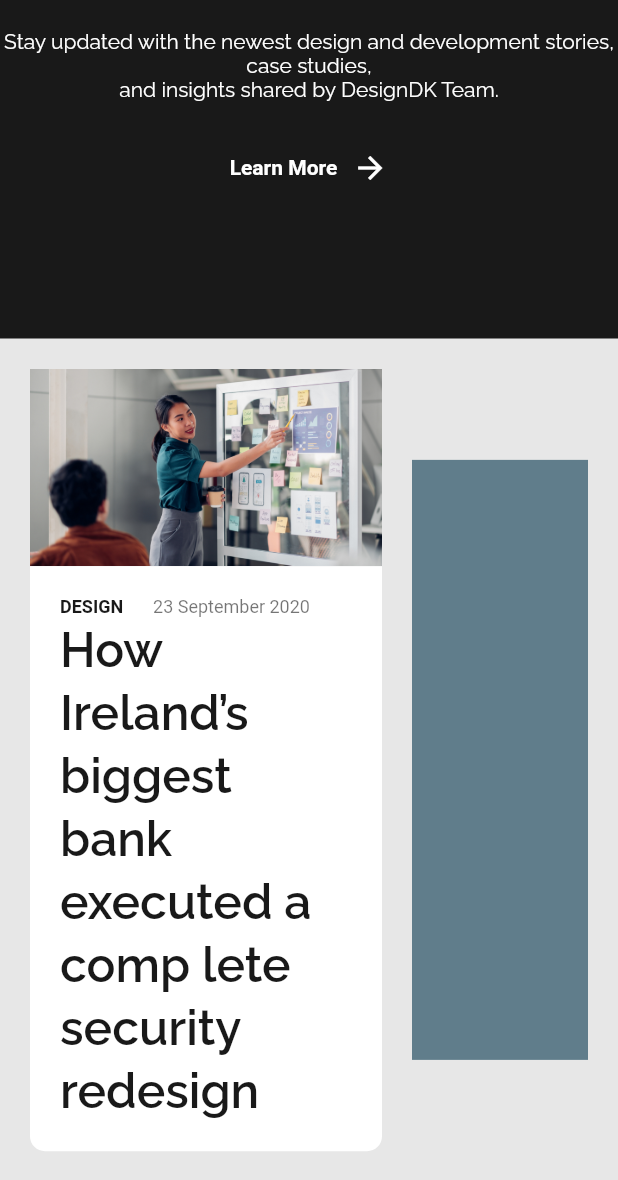
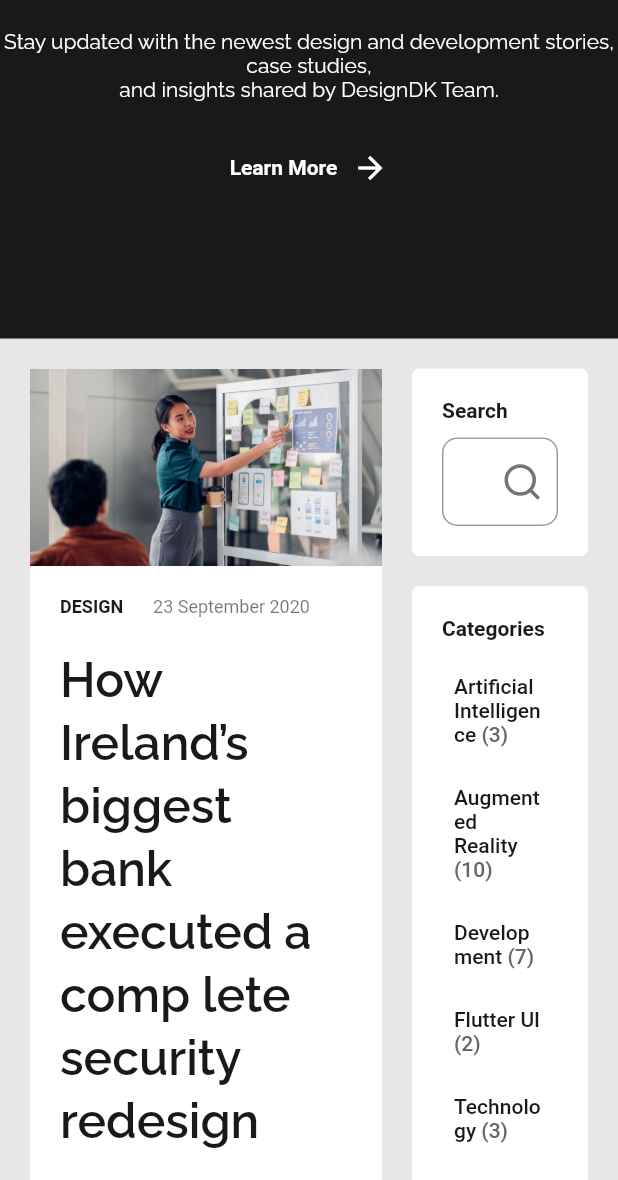
Before and after one commit to JakeSeo/blog, a Flutter app: the screen it shows after launch, scrolled down 137 dp, on a phone screen of 412 x 824 dp, the part 56-1236 px from its top. Run offline on Flutter 3.47's test engine with Material 2 defaults, Android fonts, the phone set to English and light mode, and no system bars; our stand-ins replace flutter_svg, get.

Commit message:
done with the tutorial for the website itself, started with responsive design

```diff
--- a/lib/controllers/MenuController.dart
+++ b/lib/controllers/MenuController.dart
@@ -1,12 +1,23 @@
+import 'package:flutter/material.dart';
 import 'package:get/get_state_manager/get_state_manager.dart';
 import 'package:get/state_manager.dart';
 
 class MenuController extends GetxController {
   RxInt _selectedIndex = 0.obs;
+  GlobalKey<ScaffoldState> _scaffoldKey = GlobalKey<ScaffoldState>();
   int get selectedIndex => _selectedIndex.value;
 
   List<String> get menuItems =>
       ["Cases", "Services", "About Us", "Careers", "Blog", "Contact"];
+  GlobalKey<ScaffoldState> get scaffoldkey => _scaffoldKey;
+
+  void openOrCloseDrawer() {
+    if (_scaffoldKey.currentState.isDrawerOpen) {
+      _scaffoldKey.currentState.openEndDrawer();
+    } else {
+      _scaffoldKey.currentState.openDrawer();
+    }
+  }
 
   void setMenuIndex(int index) {
     _selectedIndex.value = index;
--- /dev/null
+++ b/lib/screens/home/components/blog_post.dart
@@ -0,0 +1,120 @@
+import 'package:flutter/material.dart';
+import 'package:flutter_svg/svg.dart';
+import 'package:news/models/Blog.dart';
+
+import '../../../constants.dart';
+
+class BlogPostCard extends StatelessWidget {
+  final Blog blog;
+  const BlogPostCard({
+    Key key,
+    @required this.blog,
+  }) : super(key: key);
+
+  @override
+  Widget build(BuildContext context) {
+    return Padding(
+      padding: const EdgeInsets.only(bottom: kDefaultPadding),
+      child: Column(
+        children: [
+          AspectRatio(
+            aspectRatio: 1.78,
+            child: Image.asset(
+              blog.image,
+            ),
+          ),
+          Container(
+            padding: EdgeInsets.all(kDefaultPadding),
+            decoration: BoxDecoration(
+              color: Colors.white,
+              borderRadius: BorderRadius.only(
+                bottomLeft: Radius.circular(10),
+                bottomRight: Radius.circular(10),
+              ),
+            ),
+            child: Column(
+              crossAxisAlignment: CrossAxisAlignment.start,
+              children: [
+                Row(
+                  children: [
+                    Text(
+                      "Design".toUpperCase(),
+                      style: TextStyle(
+                        color: kDarkBlackColor,
+                        fontSize: 12,
+                        fontWeight: FontWeight.bold,
+                      ),
+                    ),
+                    SizedBox(width: kDefaultPadding),
+                    Text(
+                      blog.date,
+                      style: Theme.of(context).textTheme.caption,
+                    ),
+                  ],
+                ),
+                Padding(
+                  padding:
+                      const EdgeInsets.symmetric(vertical: kDefaultPadding),
+                  child: Text(
+                    blog.title,
+                    style: TextStyle(
+                      fontSize: 32,
+                      fontFamily: "Raleway",
+                      color: kDarkBlackColor,
+                      height: 1.3,
+                      fontWeight: FontWeight.w600,
+                    ),
+                  ),
+                ),
+                Text(
+                  blog.description,
+                  maxLines: 4,
+                  style: TextStyle(height: 1.5),
+                ),
+                SizedBox(height: kDefaultPadding),
+                Row(
+                  children: [
+                    TextButton(
+                      onPressed: () {},
+                      child: Container(
+                        padding: EdgeInsets.only(bottom: kDefaultPadding / 4),
+                        decoration: BoxDecoration(
+                          border: Border(
+                            bottom: BorderSide(
+                              color: kPrimaryColor,
+                              width: 3,
+                            ),
+                          ),
+                        ),
+                        child: Text(
+                          "Read More",
+                          style: TextStyle(color: kDarkBlackColor),
+                        ),
+                      ),
+                    ),
+                    Spacer(),
+                    IconButton(
+                      icon: SvgPicture.asset(
+                          "assets/icons/feather_thumbs-up.svg"),
+                      onPressed: () {},
+                    ),
+                    IconButton(
+                      icon: SvgPicture.asset(
+                          "assets/icons/feather_message-square.svg"),
+                      onPressed: () {},
+                    ),
+                    IconButton(
+                      icon:
+                          SvgPicture.asset("assets/icons/feather_share-2.svg"),
+                      onPressed: () {},
+                    ),
+                  ],
+                )
+              ],
+            ),
+          ),
+        ],
+      ),
+    );
+  }
+}
--- /dev/null
+++ b/lib/screens/home/components/categories.dart
@@ -0,0 +1,86 @@
+import 'package:flutter/material.dart';
+import 'package:news/screens/home/components/side_bar_container.dart';
+
+import '../../../constants.dart';
+
+class Categories extends StatelessWidget {
+  const Categories({
+    Key key,
+  }) : super(key: key);
+
+  @override
+  Widget build(BuildContext context) {
+    return SidebarContainer(
+      title: "Categories",
+      child: Column(
+        crossAxisAlignment: CrossAxisAlignment.start,
+        children: [
+          Category(
+            title: "Artificial Intelligence",
+            numOfItems: 3,
+            press: () {},
+          ),
+          Category(
+            title: "Augmented Reality",
+            numOfItems: 10,
+            press: () {},
+          ),
+          Category(
+            title: "Development",
+            numOfItems: 7,
+            press: () {},
+          ),
+          Category(
+            title: "Flutter UI",
+            numOfItems: 2,
+            press: () {},
+          ),
+          Category(
+            title: "Technology",
+            numOfItems: 3,
+            press: () {},
+          ),
+          Category(
+            title: "UI/UX Design",
+            numOfItems: 1,
+            press: () {},
+          ),
+        ],
+      ),
+    );
+  }
+}
+
+class Category extends StatelessWidget {
+  final String title;
+  final int numOfItems;
+  final VoidCallback press;
+  const Category({
+    Key key,
+    @required this.title,
+    @required this.numOfItems,
+    @required this.press,
+  }) : super(key: key);
+
+  @override
+  Widget build(BuildContext context) {
+    return Padding(
+      padding: const EdgeInsets.symmetric(vertical: kDefaultPadding / 4),
+      child: TextButton(
+        onPressed: press,
+        child: Text.rich(
+          TextSpan(
+            text: title,
+            style: TextStyle(color: kDarkBlackColor),
+            children: [
+              TextSpan(
+                text: " ($numOfItems)",
+                style: TextStyle(color: kBodyTextColor),
+              ),
+            ],
+          ),
+        ),
+      ),
+    );
+  }
+}
--- /dev/null
+++ b/lib/screens/home/components/recent_posts.dart
@@ -0,0 +1,74 @@
+import 'package:flutter/material.dart';
+import 'package:news/screens/home/components/side_bar_container.dart';
+
+import '../../../constants.dart';
+
+class RecentPosts extends StatelessWidget {
+  const RecentPosts({
+    Key key,
+  }) : super(key: key);
+
+  @override
+  Widget build(BuildContext context) {
+    return SidebarContainer(
+      title: "Recent Post",
+      child: Column(
+        children: [
+          RecentPostCard(
+            title: "Our \"Secret Formula\" to Online Workshops",
+            image: "assets/images/recent_1.png",
+            press: () {},
+          ),
+          SizedBox(height: kDefaultPadding),
+          RecentPostCard(
+            title: "Digital Product Innovations from Warsaw with Love",
+            image: "assets/images/recent_2.png",
+            press: () {},
+          ),
+        ],
+      ),
+    );
+  }
+}
+
+class RecentPostCard extends StatelessWidget {
+  final String image, title;
+  final VoidCallback press;
+  const RecentPostCard({
+    Key key,
+    @required this.image,
+    @required this.title,
+    @required this.press,
+  }) : super(key: key);
+
+  @override
+  Widget build(BuildContext context) {
+    return Material(
+      color: Colors.transparent,
+      child: InkWell(
+        onTap: press,
+        child: Row(
+          children: [
+            Expanded(
+              flex: 2,
+              child: Image.asset(image),
+            ),
+            SizedBox(width: kDefaultPadding),
+            Expanded(
+              flex: 5,
+              child: Text(
+                title,
+                maxLines: 2,
+                style: TextStyle(
+                  fontFamily: "Raleway",
+                  color: kDarkBlackColor,
+                  fontWeight: FontWeight.bold,
+                ),
+              ),
+            ),
+          ],
+        ),
+      ),
+    );
+  }
+}
--- /dev/null
+++ b/lib/screens/home/components/search.dart
@@ -0,0 +1,36 @@
+import 'package:flutter/material.dart';
+import 'package:flutter_svg/svg.dart';
+import 'package:news/screens/home/components/side_bar_container.dart';
+
+import '../../../constants.dart';
+
+class Search extends StatelessWidget {
+  const Search({
+    Key key,
+  }) : super(key: key);
+
+  @override
+  Widget build(BuildContext context) {
+    return SidebarContainer(
+      title: "Search",
+      child: TextField(
+        onChanged: (value) {},
+        decoration: InputDecoration(
+          hintText: "Type Here...",
+          suffixIcon: Padding(
+            padding: const EdgeInsets.all(kDefaultPadding / 2),
+            child: SvgPicture.asset("assets/icons/feather_search.svg"),
+          ),
+          border: OutlineInputBorder(
+            borderRadius: BorderRadius.all(
+              Radius.circular(kDefaultPadding / 2),
+            ),
+            borderSide: BorderSide(
+              color: Color(0xFFCCCCC),
+            ),
+          ),
+        ),
+      ),
+    );
+  }
+}
--- /dev/null
+++ b/lib/screens/home/components/side_bar_container.dart
@@ -0,0 +1,41 @@
+import 'package:flutter/material.dart';
+
+import '../../../constants.dart';
+
+class SidebarContainer extends StatelessWidget {
+  final String title;
+  final Widget child;
+  const SidebarContainer({
+    Key key,
+    @required this.title,
+    @required this.child,
+  }) : super(key: key);
+
+  @override
+  Widget build(BuildContext context) {
+    return Container(
+      width: double.infinity,
+      padding: EdgeInsets.all(kDefaultPadding),
+      decoration: BoxDecoration(
+        color: Colors.white,
+        borderRadius: BorderRadius.all(
+          Radius.circular(kDefaultPadding / 4),
+        ),
+      ),
+      child: Column(
+        crossAxisAlignment: CrossAxisAlignment.start,
+        children: [
+          Text(
+            title,
+            style: TextStyle(
+              color: kDarkBlackColor,
+              fontWeight: FontWeight.w600,
+            ),
+          ),
+          SizedBox(height: kDefaultPadding / 2),
+          child,
+        ],
+      ),
+    );
+  }
+}
--- a/lib/screens/home/home_screen.dart
+++ b/lib/screens/home/home_screen.dart
@@ -1,6 +1,13 @@
 import 'package:flutter/material.dart';
+import 'package:flutter_svg/svg.dart';
 import 'package:news/constants.dart';
 import 'package:news/models/Blog.dart';
+import 'package:news/screens/home/components/search.dart';
+
+import 'components/blog_post.dart';
+import 'components/categories.dart';
+import 'components/recent_posts.dart';
+import 'components/side_bar_container.dart';
 
 class HomeScreen extends StatelessWidget {
   const HomeScreen({
@@ -10,66 +17,25 @@ class HomeScreen extends StatelessWidget {
   @override
   Widget build(BuildContext context) {
     return Row(
+      crossAxisAlignment: CrossAxisAlignment.start,
       children: [
         Expanded(
           flex: 2,
           child: Column(
-            children: [
-              AspectRatio(
-                aspectRatio: 1.78,
-                child: Image.asset(
-                  blogPosts[0].image,
-                ),
-              ),
-              Container(
-                padding: EdgeInsets.all(kDefaultPadding),
-                decoration: BoxDecoration(
-                  color: Colors.white,
-                  borderRadius: BorderRadius.only(
-                    bottomLeft: Radius.circular(10),
-                    bottomRight: Radius.circular(10),
-                  ),
-                ),
-                child: Column(
-                  children: [
-                    Row(
-                      children: [
-                        Text(
-                          "Design".toUpperCase(),
-                          style: TextStyle(
-                            color: kDarkBlackColor,
-                            fontSize: 12,
-                            fontWeight: FontWeight.bold,
-                          ),
-                        ),
-                        SizedBox(width: kDefaultPadding),
-                        Text(
-                          blogPosts[0].date,
-                          style: Theme.of(context).textTheme.caption,
-                        ),
-                      ],
-                    ),
-                    Text(
-                      blogPosts[0].title,
-                      style: TextStyle(
-                        fontSize: 32,
-                        fontFamily: "Raleway",
-                        color: kDarkBlackColor,
-                        height: 1.3,
-                        fontWeight: FontWeight.w600,
-                      ),
-                    ),
-                  ],
-                ),
-              ),
-            ],
+            children: List.generate(blogPosts.length,
+                (index) => BlogPostCard(blog: blogPosts[index])),
           ),
         ),
         SizedBox(width: kDefaultPadding),
         Expanded(
-          child: Container(
-            height: 400,
-            color: Colors.blueGrey,
+          child: Column(
+            children: [
+              Search(),
+              SizedBox(height: kDefaultPadding),
+              Categories(),
+              SizedBox(height: kDefaultPadding),
+              RecentPosts()
+            ],
           ),
         ),
       ],
--- a/lib/screens/main/components/header.dart
+++ b/lib/screens/main/components/header.dart
@@ -1,14 +1,15 @@
 import 'package:flutter/material.dart';
 import 'package:flutter_svg/svg.dart';
+import 'package:get/get.dart';
+import 'package:news/controllers/MenuController.dart';
 import 'package:news/screens/main/components/social.dart';
 import 'package:news/screens/main/components/web_menu.dart';
 
 import '../../../constants.dart';
+import '../../../responsive.dart';
 
 class Header extends StatelessWidget {
-  const Header({
-    Key key,
-  }) : super(key: key);
+  final MenuController _controller = Get.put(MenuController());
 
   @override
   Widget build(BuildContext context) {
@@ -24,9 +25,19 @@ class Header extends StatelessWidget {
               constraints: BoxConstraints(maxWidth: kMaxWidth),
               child: Row(
                 children: [
+                  if (!Responsive.isDesktop(context))
+                    IconButton(
+                      icon: Icon(
+                        Icons.menu,
+                        color: Colors.white,
+                      ),
+                      onPressed: () {
+                        _controller.openOrCloseDrawer();
+                      },
+                    ),
                   SvgPicture.asset("assets/icons/logo.svg"),
                   Spacer(),
-                  WebMenu(),
+                  if (Responsive.isDesktop(context)) WebMenu(),
                   Spacer(),
                   // Social
                   Social(),
--- a/lib/screens/main/main_screen.dart
+++ b/lib/screens/main/main_screen.dart
@@ -1,13 +1,47 @@
 import 'package:flutter/material.dart';
+import 'package:flutter_svg/svg.dart';
+import 'package:get/get.dart';
 import 'package:news/constants.dart';
+import 'package:news/controllers/MenuController.dart';
 import 'package:news/screens/home/home_screen.dart';
 
 import 'components/header.dart';
 
 class MainScreen extends StatelessWidget {
+  final MenuController _controller = Get.put(MenuController());
   @override
   Widget build(BuildContext context) {
     return Scaffold(
+      key: _controller.scaffoldkey,
+      drawer: Drawer(
+        child: Container(
+          color: kDarkBlackColor,
+          child: Obx(
+            () => ListView(
+              children: [
+                DrawerHeader(
+                  child: Padding(
+                    padding: const EdgeInsets.symmetric(
+                      horizontal: kDefaultPadding * 3.5,
+                    ),
+                    child: SvgPicture.asset("assets/icons/logo.svg"),
+                  ),
+                ),
+                ...List.generate(
+                  _controller.menuItems.length,
+                  (index) => DrawerItem(
+                    isActive: index == _controller.selectedIndex,
+                    title: _controller.menuItems[index],
+                    press: () {
+                      _controller.setMenuIndex(index);
+                    },
+                  ),
+                ),
+              ],
+            ),
+          ),
+        ),
+      ),
       body: SingleChildScrollView(
         child: Column(
           children: [
@@ -23,3 +57,29 @@ class MainScreen extends StatelessWidget {
     );
   }
 }
+
+class DrawerItem extends StatelessWidget {
+  final String title;
+  final bool isActive;
+  final VoidCallback press;
+  const DrawerItem({
+    Key key,
+    @required this.title,
+    @required this.isActive,
+    @required this.press,
+  }) : super(key: key);
+
+  @override
+  Widget build(BuildContext context) {
+    return ListTile(
+      contentPadding: EdgeInsets.symmetric(horizontal: kDefaultPadding),
+      selected: isActive,
+      selectedTileColor: kPrimaryColor,
+      onTap: press,
+      title: Text(
+        title,
+        style: TextStyle(color: Colors.white),
+      ),
+    );
+  }
+}
```
